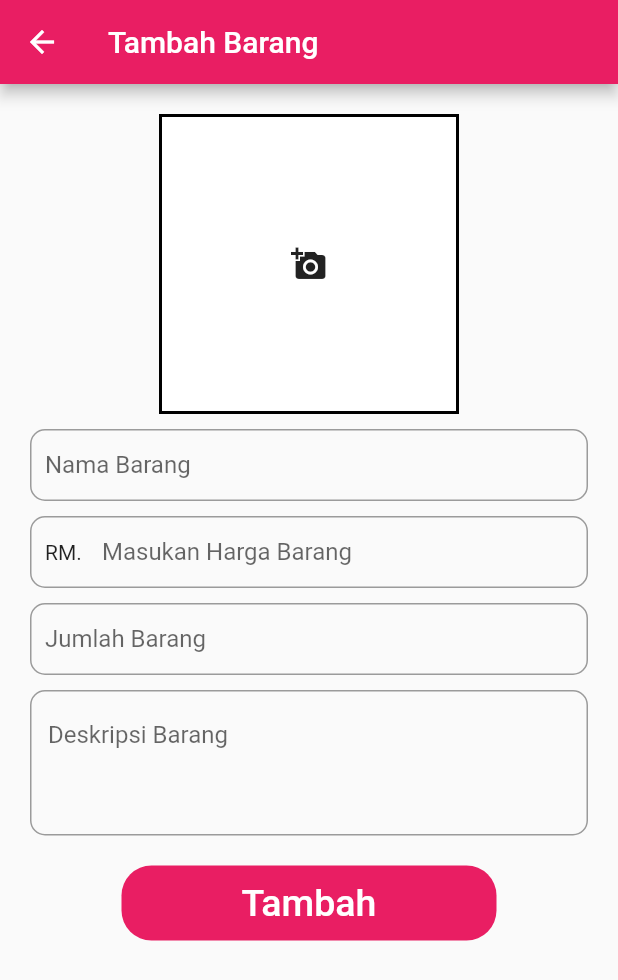
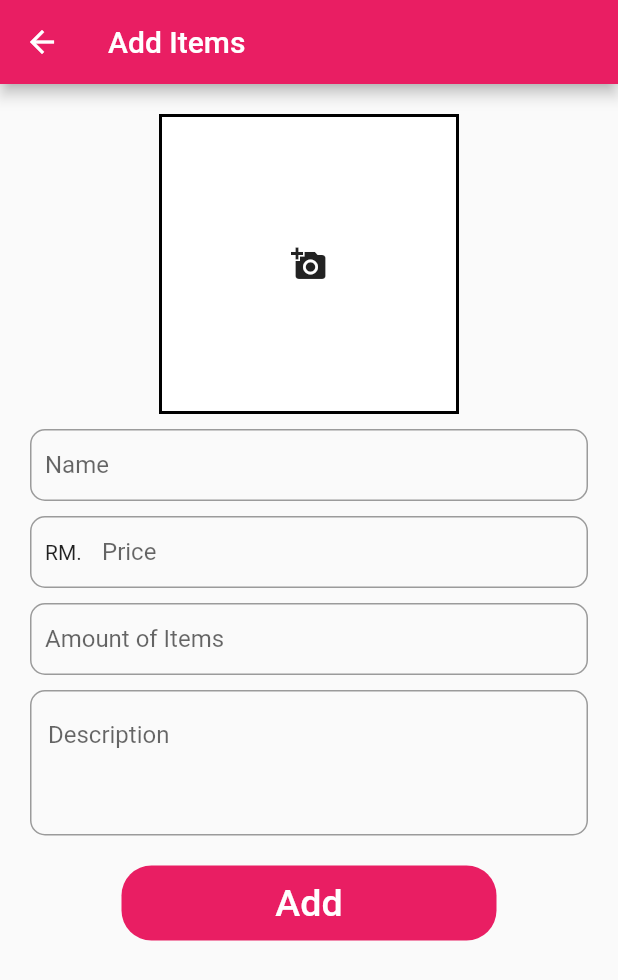
Before and after one commit to Hennoshin/gopharma, a Flutter app: the AdminPage screen opened by its route, after a tap on the "add" icon, on a phone screen of 412 x 824 dp. Shown: the top 980 px of the screen. Run offline on Flutter 3.47's test engine with Material 2 defaults, Android fonts, the phone set to English and light mode, and no system bars; our stand-ins replace cloud_firestore, equatable, firebase_auth, firebase_core, firebase_storage, get and 2 more; accounts and stored records are empty.

Commit message:
iqbal sprint 2

```diff
--- a/lib/screens/admin/add_barang.dart
+++ b/lib/screens/admin/add_barang.dart
@@ -30,41 +30,44 @@ class _AddBarangState extends State<AddBarang> {
         FocusScope.of(context).unfocus();
       },
       child: Obx(
-        () => LoadingOverlay(
+            () => LoadingOverlay(
           isLoading: cBarang.loading.value,
           child: Scaffold(
             appBar: AppBar(
               backgroundColor: Colors.pink,
-              title: Text('Tambah Barang'),
+              title: Text('Add Items'),
             ),
             body: SingleChildScrollView(
               child: Container(
                 padding: EdgeInsets.all(20),
                 child: Column(
                   children: [
-
                     InkWell(
-                      onTap: ()async{
+                      onTap: () async {
                         _imageUpload = await cBarang.pickImage();
-                        setState(() {
-
-                        });
+                        setState(() {});
                       },
                       child: Container(
                         height: 200,
                         width: 200,
                         decoration: BoxDecoration(
-                          color: Colors.white,
-                          border: Border.all(width: 2, color: Colors.black)
+                            color: Colors.white,
+                            border: Border.all(width: 2, color: Colors.black)),
+                        child: _imageUpload == null
+                            ? const Icon(Icons.add_a_photo)
+                            : Image.file(
+                          File(_imageUpload!.path),
+                          fit: BoxFit.cover,
                         ),
-                        child:  _imageUpload == null?const Icon(Icons.add_a_photo): Image.file(File(_imageUpload!.path), fit: BoxFit.cover,),
                       ),
                     ),
-                    const SizedBox(height: 10,),
+                    const SizedBox(
+                      height: 10,
+                    ),
                     TextField(
                       controller: cBarang.cNama,
                       decoration: InputDecoration(
-                        hintText: 'Nama Barang',
+                        hintText: 'Name',
                         contentPadding: EdgeInsets.symmetric(horizontal: 10),
                         border: OutlineInputBorder(
                           borderRadius: BorderRadius.circular(10),
@@ -77,11 +80,16 @@ class _AddBarangState extends State<AddBarang> {
                     TextFormField(
                       controller: cBarang.cHarga,
                       keyboardType: TextInputType.number,
-                      inputFormatters: [FilteringTextInputFormatter.digitsOnly,
-                        LengthLimitingTextInputFormatter(9)],
+                      inputFormatters: [
+                        FilteringTextInputFormatter.digitsOnly,
+                        LengthLimitingTextInputFormatter(9)
+                      ],
                       decoration: InputDecoration(
-                        prefixIcon: IconButton(onPressed: null,icon: Text("RM. "),),
-                        hintText: 'Masukan Harga Barang',
+                        prefixIcon: IconButton(
+                          onPressed: null,
+                          icon: Text("RM. "),
+                        ),
+                        hintText: 'Price',
                         contentPadding: EdgeInsets.symmetric(horizontal: 10),
                         border: OutlineInputBorder(
                           borderRadius: BorderRadius.circular(10),
@@ -94,11 +102,12 @@ class _AddBarangState extends State<AddBarang> {
                     TextField(
                       controller: cBarang.cJumlah,
                       keyboardType: TextInputType.number,
-                      inputFormatters: [FilteringTextInputFormatter.digitsOnly,
-                      LengthLimitingTextInputFormatter(3)
+                      inputFormatters: [
+                        FilteringTextInputFormatter.digitsOnly,
+                        LengthLimitingTextInputFormatter(3)
                       ],
                       decoration: InputDecoration(
-                        hintText: 'Jumlah Barang',
+                        hintText: 'Amount of Items',
                         contentPadding: EdgeInsets.symmetric(horizontal: 10),
                         border: OutlineInputBorder(
                           borderRadius: BorderRadius.circular(10),
@@ -113,7 +122,7 @@ class _AddBarangState extends State<AddBarang> {
                       minLines: 3,
                       maxLines: 5,
                       decoration: InputDecoration(
-                        hintText: 'Deskripsi Barang',
+                        hintText: 'Description',
                         border: OutlineInputBorder(
                           borderRadius: BorderRadius.circular(10),
                         ),
@@ -129,10 +138,9 @@ class _AddBarangState extends State<AddBarang> {
                       child: TextButton(
                         onPressed: () async {
                           await cBarang.validateForm(_imageUpload);
-
                         },
                         child: const Text(
-                          'Tambah',
+                          'Add',
                           style: TextStyle(color: Colors.white, fontSize: 25),
                         ),
                       ),
--- a/lib/screens/admin/admin_page.dart
+++ b/lib/screens/admin/admin_page.dart
@@ -61,10 +61,10 @@ class _AdminPageState extends State<AdminPage> {
                     if (!snapshot.hasData) {
                       return const Padding(
                           padding: EdgeInsets.all(20),
-                          child: Center(child: Text("Kosong")));
+                          child: Center(child: Text("Empty")));
                     }
                     if (snapshot.hasError) {
-                      return const Text('Terjadi kesalahan');
+                      return const Text('Something went wrong');
                     }
 
                     if (snapshot.connectionState == ConnectionState.waiting) {
@@ -75,7 +75,7 @@ class _AdminPageState extends State<AdminPage> {
                     if (snapshot.data!.docs.isEmpty) {
                       return const Padding(
                           padding: EdgeInsets.all(20),
-                          child: Center(child: Text("kosong")));
+                          child: Center(child: Text("Empty")));
                     }
                     return ListView.builder(
                       physics: const NeverScrollableScrollPhysics(),
@@ -91,7 +91,7 @@ class _AdminPageState extends State<AdminPage> {
                               if (!brg.hasData) {
                                 return const Padding(
                                     padding: EdgeInsets.all(20),
-                                    child: Center(child: Text("kosong")));
+                                    child: Center(child: Text("Empty")));
                               }
                               return Column(
                                   crossAxisAlignment: CrossAxisAlignment.start,
@@ -99,7 +99,7 @@ class _AdminPageState extends State<AdminPage> {
                                     Padding(
                                       padding: const EdgeInsets.all(8.0),
                                       child: Text(
-                                        'Jumlah Barang : ${brg.data!.length}',
+                                        'Total Item: ${brg.data!.length}',
                                         style: TextStyle(
                                             fontWeight: FontWeight.w700),
                                       ),
@@ -179,7 +179,7 @@ class _AdminPageState extends State<AdminPage> {
                                               ),
                                             ),
                                             title: Text(data.nama),
-                                            subtitle: Text("Rp. ${data.harga}"),
+                                            subtitle: Text("Rm. ${data.harga}"),
                                             trailing: const Icon(
                                                 Icons.arrow_forward_ios),
                                           ),
--- a/lib/screens/admin/controller/barang_controller.dart
+++ b/lib/screens/admin/controller/barang_controller.dart
@@ -55,11 +55,11 @@ class BarangController extends GetxController {
     loading.value = true;
     var image = await ImagePicker().pickImage(source: ImageSource.gallery);
 
-    print("hasil image " + image.toString());
+    print("result image " + image.toString());
 
     if (image != null) {
       String fileName = basename(image.path);
-      print("nama file : $fileName");
+      print("name file : $fileName");
 
       Reference reference = FirebaseStorage.instance.ref().child(fileName);
       UploadTask task = reference.putFile(File(image.path));
@@ -78,20 +78,20 @@ class BarangController extends GetxController {
   Future<void> validateForm(XFile? img) async {
     Get.focusScope!.unfocus();
     if (cNama.text.isEmpty) {
-      Get.snackbar("Kosong", "Nama barang harus diisi",
+      Get.snackbar("Empty", "Name of items must be filled",
           backgroundColor: Colors.blue, colorText: Colors.white);
     } else if (cHarga.text.isEmpty) {
-      Get.snackbar("Kosong", "harga barang harus diisi",
+      Get.snackbar("Empty", "Price of items must be filled",
           backgroundColor: Colors.blue, colorText: Colors.white);
     } else if (cJumlah.text.isEmpty) {
-      Get.snackbar("Kosong", "jumlah barang harus diisi",
+      Get.snackbar("Empty", "Total of items must be filled",
           backgroundColor: Colors.blue, colorText: Colors.white);
     } else {
       loading.value = true;
 
       await Get.defaultDialog(
         title: "info",
-        middleText: "Sudah yakin dengan barang anda?",
+        middleText: "Are you sure about the item?",
         backgroundColor: Colors.blue,
         confirmTextColor: Colors.white,
         cancelTextColor: Colors.white,
@@ -105,8 +105,8 @@ class BarangController extends GetxController {
         onCancel: (){
           loading.value = false;
         },
-        textConfirm: "Yakin",
-        textCancel: "Batal",
+        textConfirm: "Sure",
+        textCancel: "Cancel",
       );
     }
   }
@@ -136,19 +136,19 @@ class BarangController extends GetxController {
           if (url != null) {
             barangs.doc(value.id).update({'imageUrl': url,'image': fileName});
           }
-          Get.snackbar("Berhasil", 'Berhasil Menambah Barang',
+          Get.snackbar("Successfull", 'Success Add Item',
               backgroundColor: Colors.blue);
         });
 
         loading.value = false;
       } else {
         loading.value = false;
-        Get.snackbar("Berhasil", 'Berhasil Menambah Barang',
+        Get.snackbar("Successfull", 'Success Add Item',
             backgroundColor: Colors.blue);
       }
     }).catchError((error) {
       loading.value = false;
-      Get.snackbar("Gagal", 'Barang Gagal diubah', backgroundColor: Colors.red);
+      Get.snackbar("Fail", 'Item fail to edit', backgroundColor: Colors.red);
     });
 
     cNama.clear();
@@ -165,7 +165,7 @@ class BarangController extends GetxController {
 
     await Get.defaultDialog(
       title: "info",
-      middleText: "Sudah yakin dengan barang anda?",
+      middleText: "Are you sure about the item?",
       backgroundColor: Colors.blue,
       confirmTextColor: Colors.white,
       cancelTextColor: Colors.white,
@@ -198,28 +198,28 @@ class BarangController extends GetxController {
                  final storage = FirebaseStorage.instance.ref();
                  storage.child(modelBarang.image).delete();
               }
-              Get.snackbar("Berhasil", 'Barang berhasil diubah',
+              Get.snackbar("Successfull", 'Item success to edit',
                   backgroundColor: Colors.blue);
             });
             loading.value = false;
           }else{
             loading.value = false;
-            Get.snackbar("Berhasil", 'Barang berhasil diubah',
+            Get.snackbar("Successfull", 'Item success to edit',
                 backgroundColor: Colors.blue, colorText: Colors.white);
           }
 
         }).catchError((error) {
           loading.value = false;
           Get.back(); //close popup
-          Get.snackbar("Gagal", 'Barang Gagal diubah',
+          Get.snackbar("Fail", 'Item fail to change',
               backgroundColor: Colors.red);
         });
       },
       onCancel: (){
         loading.value = false;
       },
-      textConfirm: "Yakin",
-      textCancel: "Batal",
+      textConfirm: "Sure",
+      textCancel: "Cancel",
     );
   }
 
@@ -234,7 +234,7 @@ class BarangController extends GetxController {
   Future<void> deleteBarang(ModelBarang modelBarang) async {
     Get.defaultDialog(
       title: "info",
-      middleText: "Sudah yakin dengan barang anda?",
+      middleText: "Are you sure about the items?",
       backgroundColor: Colors.blue,
       confirmTextColor: Colors.white,
       cancelTextColor: Colors.white,
@@ -243,19 +243,19 @@ class BarangController extends GetxController {
       buttonColor: Colors.pink,
       onConfirm: () async {
         barangs.doc(modelBarang.id).delete().then((value) {
-          Get.snackbar("Success", "Berhasil hapus barang",
+          Get.snackbar("Successfull", "Item has been deleted",
               backgroundColor: Colors.blue, colorText: Colors.white);
           final storage = FirebaseStorage.instance.ref();
           storage.child(modelBarang.image).delete();
         }).catchError((error) {
-          Get.snackbar("Gagal", "Gagal hapus barang",
+          Get.snackbar("Fail", "Fail to delete item",
               backgroundColor: Colors.blue, colorText: Colors.white);
         });
         Get.back(); //close popup
         Get.back(); //close page
       },
-      textConfirm: "Yakin",
-      textCancel: "Batal",
+      textConfirm: "Sure",
+      textCancel: "Cancel",
     );
   }
 }
--- a/lib/screens/admin/edit_barang.dart
+++ b/lib/screens/admin/edit_barang.dart
@@ -54,12 +54,13 @@ class _EditBarangState extends State<EditBarang> {
       onTap: () {
         FocusScope.of(context).unfocus();
       },
-      child: Obx(()=>LoadingOverlay(
+      child: Obx(
+            () => LoadingOverlay(
           isLoading: cBarang.loading.value,
           child: Scaffold(
               appBar: AppBar(
                 backgroundColor: Colors.pink,
-                title: Text('Edit Barang'),
+                title: Text('Edit Items'),
               ),
               body: SingleChildScrollView(
                 child: Container(
@@ -69,8 +70,7 @@ class _EditBarangState extends State<EditBarang> {
                       InkWell(
                         onTap: () async {
                           _imageUpload = await cBarang.pickImage();
-                          setState(() {
-                           });
+                          setState(() {});
                         },
                         child: Center(
                           child: Container(
@@ -78,7 +78,8 @@ class _EditBarangState extends State<EditBarang> {
                             width: 200,
                             decoration: BoxDecoration(
                                 color: Colors.white,
-                                border: Border.all(width: 2, color: Colors.black)),
+                                border:
+                                Border.all(width: 2, color: Colors.black)),
                             child: _imageUpload == null
                                 ? Image.network(
                               widget.modelBarang.imageUrl,
@@ -97,7 +98,7 @@ class _EditBarangState extends State<EditBarang> {
                       TextField(
                         controller: cNama,
                         decoration: InputDecoration(
-                          hintText: 'Nama Barang',
+                          hintText: 'Name Item',
                           contentPadding: EdgeInsets.symmetric(horizontal: 10),
                           border: OutlineInputBorder(
                             borderRadius: BorderRadius.circular(10),
@@ -117,9 +118,9 @@ class _EditBarangState extends State<EditBarang> {
                         decoration: InputDecoration(
                           prefixIcon: IconButton(
                             onPressed: () {},
-                            icon: Text("Rp. "),
+                            icon: Text("Rm. "),
                           ),
-                          hintText: 'Masukan Harga Barang',
+                          hintText: 'Input Price Item',
                           contentPadding: EdgeInsets.symmetric(horizontal: 10),
                           border: OutlineInputBorder(
                             borderRadius: BorderRadius.circular(10),
@@ -137,7 +138,7 @@ class _EditBarangState extends State<EditBarang> {
                           LengthLimitingTextInputFormatter(3)
                         ],
                         decoration: InputDecoration(
-                          hintText: 'Jumlah Barang',
+                          hintText: 'Amount of Items',
                           contentPadding: EdgeInsets.symmetric(horizontal: 10),
                           border: OutlineInputBorder(
                             borderRadius: BorderRadius.circular(10),
@@ -152,7 +153,7 @@ class _EditBarangState extends State<EditBarang> {
                         minLines: 3,
                         maxLines: 5,
                         decoration: InputDecoration(
-                          hintText: 'Deskripsi Barang',
+                          hintText: 'Item Description',
                           border: OutlineInputBorder(
                             borderRadius: BorderRadius.circular(10),
                           ),
@@ -172,13 +173,16 @@ class _EditBarangState extends State<EditBarang> {
                                   cBarang.deleteBarang(widget.modelBarang);
                                 },
                                 child: const Text(
-                                  'Hapus',
-                                  style: TextStyle(color: Colors.white, fontSize: 25),
+                                  'Erase',
+                                  style: TextStyle(
+                                      color: Colors.white, fontSize: 25),
                                 ),
                               ),
                             ),
                           ),
-                          const SizedBox(width: 10,),
+                          const SizedBox(
+                            width: 10,
+                          ),
                           Expanded(
                             child: Container(
                               height: 50,
@@ -201,8 +205,9 @@ class _EditBarangState extends State<EditBarang> {
                                       imageFile: _imageUpload);
                                 },
                                 child: const Text(
-                                  'Simpan',
-                                  style: TextStyle(color: Colors.white, fontSize: 25),
+                                  'Save',
+                                  style: TextStyle(
+                                      color: Colors.white, fontSize: 25),
                                 ),
                               ),
                             ),
--- a/lib/screens/admin/widgets/profile_card.dart
+++ b/lib/screens/admin/widgets/profile_card.dart
@@ -57,7 +57,7 @@ class ProfileCard extends StatelessWidget {
                   crossAxisAlignment: CrossAxisAlignment.start,
                   children: [
                     const Text(
-                      "Selamat Datang",
+                      "Welcome",
                       style: TextStyle(fontSize: 20, fontWeight: FontWeight.bold, color: Colors.white),
                     ),
                     Text(
--- a/lib/screens/home/controller/hometab_controller.dart
+++ b/lib/screens/home/controller/hometab_controller.dart
@@ -50,7 +50,7 @@ class HomeTabController extends GetxController {
       });
     } else {
       var data = cart.listBarangs.firstWhere(
-          (element) => element['id'] == modelBarang.id,
+              (element) => element['id'] == modelBarang.id,
           orElse: () => {});
 
       if (data.isNotEmpty) {
```
Also changed, not shown: lib/screens/home/cart_tab.dart (+6 -6 lines), lib/screens/home/home_tab.dart (indentation only). Lines whose indentation alone changed are shown as unchanged.
